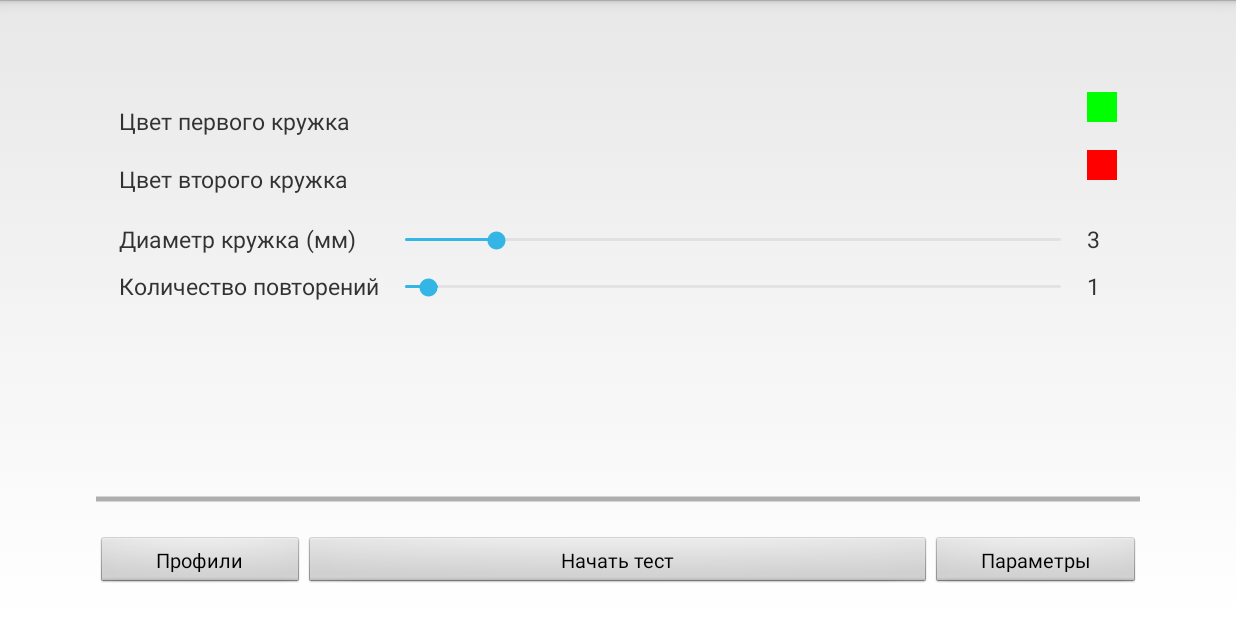
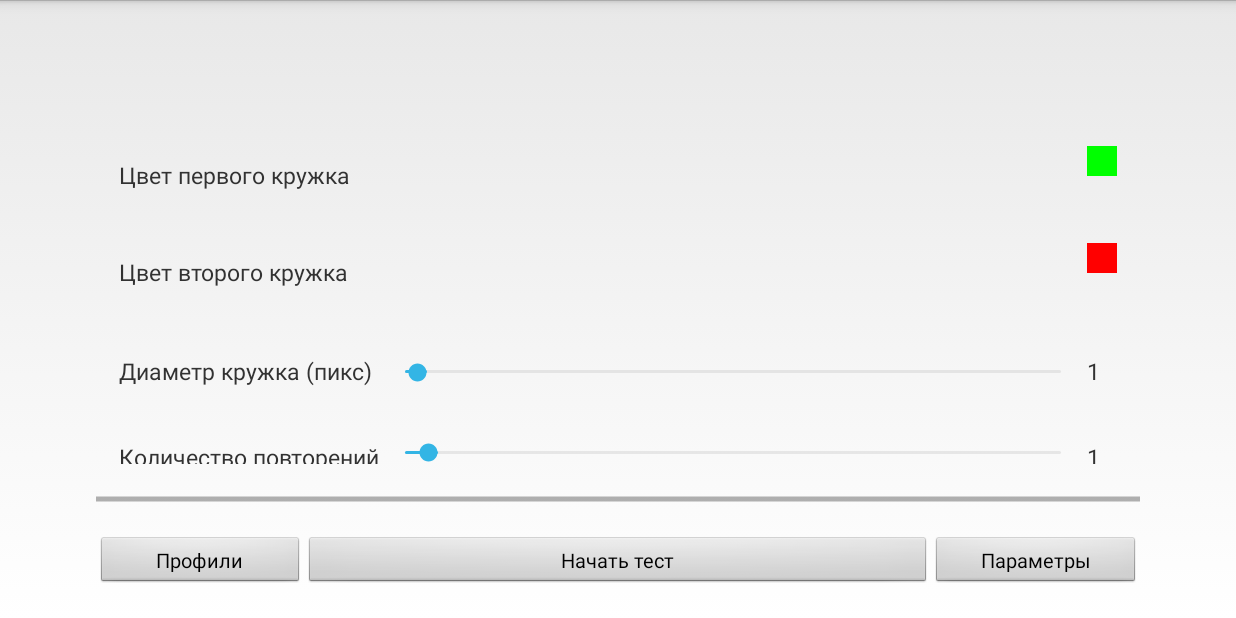
Before and after one commit to hramovnik/ReactionTest, an Android app: the screen it shows after launch (MainActivity), on a phone screen of 824 x 412 dp (held sideways). Run offline under Robolectric (Android 15) with nearby library versions, the phone set to English and light mode, and no system bars; 1 statement that could not run was skipped.

Commit message:
Adding functional

```diff
--- a/app/src/main/java/com/hramovnik/reactiontest/MainActivity.java
+++ b/app/src/main/java/com/hramovnik/reactiontest/MainActivity.java
@@ -78,7 +78,7 @@ public class MainActivity extends FragmentActivity implements ResultDisplayable,
         tabs.addTab(tabs.newTabSpec("tab2").setIndicator("КЧСМ"), TabTwoFragment.class, null);
         tabs.addTab(tabs.newTabSpec("tab3").setIndicator("КЧСМ Авто"), TabThreeFragment.class, null);
         tabs.addTab(tabs.newTabSpec("tab4").setIndicator("ТТ"), TabFourFragment.class, null);
-        tabs.addTab(tabs.newTabSpec("tab5").setIndicator("ОДПГМ"), TabFiveFragment.class, null);
+        tabs.addTab(tabs.newTabSpec("tab5").setIndicator("ДГМ"), TabFiveFragment.class, null);
 
         for(int i = 0; i < 5; i++){
             ((TextView) tabs.getTabWidget().getChildAt(i).findViewById(android.R.id.title)).setTextSize(12);
--- a/app/src/main/java/com/hramovnik/reactiontest/SessionFlicker.java
+++ b/app/src/main/java/com/hramovnik/reactiontest/SessionFlicker.java
@@ -52,7 +52,7 @@ public class SessionFlicker extends SessionObject {
         }else{
 
             for (int i = 1; i <= brightness; i++) {
-                int br = (int)((((float)i)/5.)*255.);
+                int br = (int)((((float)i)/6.)*255.);
                 CommandFlicker task = new CommandFlicker(colors[0], realDotSize, br, initialSpeed_Hz, maxSpeed_Hz);
                 tasks.add(task);
                 CommandFlickerGetResult tempResult = new CommandFlickerGetResult(task,br);
@@ -61,7 +61,7 @@ public class SessionFlicker extends SessionObject {
             }
 
             for (int i = 1; i <= brightness; i++) {
-                int br = (int)((((float)i)/5.)*255.);
+                int br = (int)((((float)i)/6.)*255.);
                 CommandFlicker task = new CommandFlicker(colors[1], realDotSize, br, initialSpeed_Hz, maxSpeed_Hz);
                 tasks.add(task);
                 CommandFlickerGetResult tempResult = new CommandFlickerGetResult(task,br);
--- a/app/src/main/java/layout/TabFiveFragment.java
+++ b/app/src/main/java/layout/TabFiveFragment.java
@@ -39,12 +39,11 @@ public class TabFiveFragment extends TabFragment implements TaskActivityInterfac
         super.onActivityCreated(savedInstanceState);
 
         teExposition = (TextView) getView().findViewById(R.id.teExpositionTime);
-        sbExposition = getSb(teExposition, R.id.sbExpositionTime, 1,25,expositionTag);
+        sbExposition = getSb(teExposition, R.id.sbExpositionTime, 1,120,expositionTag);
 
         imageButton[0] = (ImageButton) getView().findViewById(R.id.fragmentFiveImageButtonL);
         imageButton[1] = (ImageButton) getView().findViewById(R.id.fragmentFiveImageButtonR);
         for (int i = 0; i < 2; i++) {
-
             imageButton[i].setOnClickListener(this);
             choosedIndex[i] = sp.getInt("PICTEST_IMAGE_" + String.valueOf(i), 0);
             if ((choosedIndex[i] >= ImageChooser.imageId.length)||(choosedIndex[i] < 0)) choosedIndex[i] = 0;
@@ -70,7 +69,7 @@ public class TabFiveFragment extends TabFragment implements TaskActivityInterfac
 
     @Override
     public Session getSession() {
-        return new SessionImages(choosedIndex[0]+1, choosedIndex[1]+1, sbExposition.getProgress()*1000);
+        return new SessionImages(choosedIndex[0] + 1, choosedIndex[1] + 1, sbExposition.getProgress()*1000);
     }
 
     @Override
--- a/app/src/main/java/layout/TabOneFragment.java
+++ b/app/src/main/java/layout/TabOneFragment.java
@@ -14,6 +14,7 @@ import android.widget.Button;
 import android.widget.SeekBar;
 import android.widget.TextView;
 
+import com.hramovnik.reactiontest.CommandSensomotoric;
 import com.hramovnik.reactiontest.R;
 import com.hramovnik.reactiontest.Session;
 import com.hramovnik.reactiontest.SessionSensomotoric;
@@ -42,6 +43,8 @@ public class TabOneFragment extends TabFragment implements TaskActivityInterface
     private TextView teSizeChooser;
     private SeekBar sbQuantityRep;
     private TextView teQuantityRep;
+    private SeekBar sbQuantityDelay;
+    private TextView teQuantityDelay;
 
     @Override
     public void onActivityCreated(Bundle savedInstanceState) {
@@ -56,10 +59,14 @@ public class TabOneFragment extends TabFragment implements TaskActivityInterface
         buttonChooseColorTwo.setBackgroundColor(colorTwo);
 
         teSizeChooser = (TextView) getView().findViewById(R.id.teRoundSize);
-        sbSizeChooser = getSb(teSizeChooser, R.id.sbRoundSize, 3, 20, "SMT_Round_SIZE");
+        sbSizeChooser = getSb(teSizeChooser, R.id.sbRoundSize, 1, 30, "SMT_Round_SIZE");
 
         teQuantityRep = (TextView) getView().findViewById(R.id.teQuantityRep);
         sbQuantityRep = getSb(teQuantityRep, R.id.sbQuantityRep, 1,20, "SMT_QUANTITY_REP");
+
+        teQuantityDelay = (TextView) getView().findViewById(R.id.teQuantityDelay);
+        sbQuantityDelay = getSb(teQuantityDelay, R.id.sbQuantityDelay, 1,10, "SMT_QUANTITY_DELAY");
+
 
         dialogChooseColorOne = new ColorChooser();
         dialogChooseColorTwo = new ColorChooser();
@@ -127,6 +134,7 @@ public class TabOneFragment extends TabFragment implements TaskActivityInterface
 
     @Override
     public Session getSession() {
+        CommandSensomotoric.setDelay(sbQuantityDelay.getProgress());
         return new SessionSensomotoric(sbQuantityRep.getProgress(), sbSizeChooser.getProgress(), colorOne, colorTwo);
     }
 }
--- a/app/src/main/java/layout/TabTwoFragment.java
+++ b/app/src/main/java/layout/TabTwoFragment.java
@@ -64,7 +64,7 @@ public class TabTwoFragment extends TabFragment implements TaskActivityInterface
         buttonChooseColor.setBackgroundColor(color);
 
         teRoundSize = (TextView) getView().findViewById(R.id.teRoundSize);
-        sbRoundSize = getSb(teRoundSize, R.id.sbRoundSize,1,20,roundSizeTag);
+        sbRoundSize = getSb(teRoundSize, R.id.sbRoundSize,1,30,roundSizeTag);
 
         teBrightness = (TextView) getView().findViewById(R.id.teBrightness);
         sbBrightness = getSb(teBrightness, R.id.sbBrightness, 1,12,brightntssTag);
--- a/app/src/main/res/layout/fragment_tab_one.xml
+++ b/app/src/main/res/layout/fragment_tab_one.xml
@@ -116,7 +116,7 @@
             android:layout_height="match_parent" >
 
             <TextView
-                android:text="Диаметр кружка (мм)"
+                android:text="Диаметр кружка (пикс)"
                 android:layout_width="wrap_content"
                 android:layout_height="wrap_content"
                 android:layout_alignParentStart="true"
@@ -199,6 +199,56 @@
                 android:textSize="@dimen/text_view_size"
                 />
         </TableRow>
+
+        <TableRow
+            android:layout_width="match_parent"
+            android:layout_height="match_parent">
+            <Space
+                android:layout_width="1dp"
+                android:layout_height="@dimen/space_between_seek_bars"
+                />
+        </TableRow>
+
+        <TableRow
+            android:layout_width="match_parent"
+            android:layout_height="match_parent" >
+
+            <TextView
+                android:text="Задержка"
+                android:layout_width="wrap_content"
+                android:layout_height="wrap_content"
+                android:layout_alignParentStart="true"
+                android:id="@+id/textView6"
+                android:textSize="@dimen/text_view_size"
+                />
+
+            <SeekBar
+                style="@style/CustomSeekBar"
+                android:layout_width="120dp"
+                android:layout_height="wrap_content"
+                android:max="10"
+
+                android:progress="3"
+                android:id="@+id/sbQuantityDelay"
+                android:layout_alignParentTop="true"
+                android:layout_toEndOf="@id/textView5"
+                android:padding="1dip"
+                android:layout_margin="1dip"
+                android:layout_weight="1"
+                />
+
+            <TextView
+                android:text="0"
+                android:layout_width="wrap_content"
+                android:layout_height="wrap_content"
+                android:id="@+id/teQuantityDelay"
+                android:elevation="1dp"
+                android:layout_alignParentTop="true"
+                android:layout_alignParentEnd="true"
+                android:textSize="@dimen/text_view_size"
+                />
+        </TableRow>
+
         <TableRow
             android:layout_width="match_parent"
             android:layout_height="match_parent">
--- a/app/src/main/res/layout/fragment_tab_three.xml
+++ b/app/src/main/res/layout/fragment_tab_three.xml
@@ -71,7 +71,7 @@
             android:layout_height="match_parent" >
 
             <TextView
-                android:text="Яркость"
+                android:text="Ступени яркости"
                 android:layout_width="wrap_content"
                 android:layout_height="wrap_content"
                 android:textSize="@dimen/text_view_size"
@@ -81,9 +81,9 @@
                 style="@style/CustomSeekBar"
                 android:layout_width="120dp"
                 android:layout_height="wrap_content"
-                android:max="12"
+                android:max="6"
 
-                android:progress="8"
+                android:progress="3"
                 android:id="@+id/sbBrightness"
                 android:padding="1dip"
                 android:layout_margin="1dip"
--- a/app/src/main/res/layout/fragment_tab_two.xml
+++ b/app/src/main/res/layout/fragment_tab_two.xml
@@ -72,7 +72,7 @@
             android:layout_height="match_parent" >
 
             <TextView
-                android:text="Яркость"
+                android:text="Ступени яркости"
                 android:layout_width="wrap_content"
                 android:layout_height="wrap_content"
                 android:id="@+id/textView3"
@@ -116,7 +116,7 @@
             android:layout_height="match_parent" >
 
             <TextView
-                android:text="Диаметр (мм)"
+                android:text="Диаметр (пикс)"
                 android:layout_width="wrap_content"
                 android:layout_height="wrap_content"
                 android:id="@+id/textView4"
--- a/app/src/main/res/values/dimens.xml
+++ b/app/src/main/res/values/dimens.xml
@@ -2,18 +2,18 @@
     <!-- Default screen margins, per the Android Design guidelines. -->
     <dimen name="activity_horizontal_margin">8dp</dimen>
     <dimen name="activity_vertical_margin">8dp</dimen>
-    <dimen name="tabs_vertical_offset">75dp</dimen>
+    <dimen name="tabs_vertical_offset">90dp</dimen>
 
     <dimen name="landscape_activity_horizontal_margin">15dp</dimen>
     <dimen name="landscape_activity_vertical_margin">15dp</dimen>
-    <dimen name="landscape_tabs_vertical_offset">35dp</dimen>
+    <dimen name="landscape_tabs_vertical_offset">45dp</dimen>
 
     <dimen name="color_button_width">20sp</dimen>
     <dimen name="color_button_height">20sp</dimen>
     <dimen name="color_column">20sp</dimen>
 
-    <dimen name="space_between_seek_bars">8sp</dimen>
-    <dimen name="space_between_buttons_and_seek_bars">18sp</dimen>
+    <dimen name="space_between_seek_bars">34sp</dimen>
+    <dimen name="space_between_buttons_and_seek_bars">44sp</dimen>
     <dimen name="text_view_size">15sp</dimen>
     <dimen name="vertical_space_of_color_chooser">28sp</dimen>
 </resources>
--- a/build.gradle
+++ b/build.gradle
@@ -5,7 +5,7 @@ buildscript {
         jcenter()
     }
     dependencies {
-        classpath 'com.android.tools.build:gradle:2.3.1'
+        classpath 'com.android.tools.build:gradle:2.3.2'
 
         // NOTE: Do not place your application dependencies here; they belong
         // in the individual module build.gradle files
```
Also changed, not shown: app/src/main/java/com/hramovnik/reactiontest/CommandSensomotoric.java (+6 -1 lines), app/src/main/java/layout/TabThreeFragment.java (+2 -8 lines), app/src/main/res/layout/fragment_tab_five.xml (+25 -27 lines).
